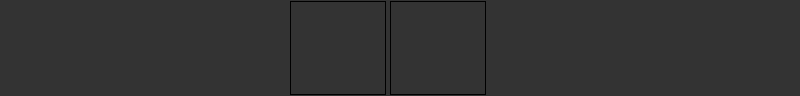
ferlzc/demo_qt_widget, file navigation.ui: the form before one commit.
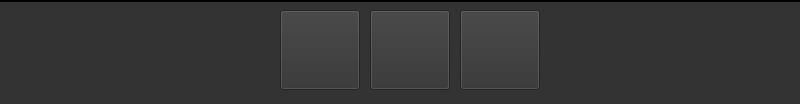
The form after the commit.

What changed in the file:
```diff
--- a/navigation.ui
+++ b/navigation.ui
@@ -7,14 +7,14 @@
     <x>0</x>
     <y>0</y>
     <width>800</width>
-    <height>96</height>
+    <height>104</height>
    </rect>
   </property>
   <property name="windowTitle">
    <string>Form</string>
   </property>
   <property name="styleSheet">
-   <string notr="true">
+   <string notr="true">background-color: rgb(51, 51, 51);
 </string>
   </property>
   <widget class="QWidget" name="widget" native="true">
@@ -23,26 +23,29 @@
      <x>0</x>
      <y>0</y>
      <width>800</width>
-     <height>96</height>
+     <height>104</height>
     </rect>
    </property>
    <property name="styleSheet">
-    <string notr="true">background-color: rgb(51, 51, 51);
+    <string notr="true">#widget{
+border-top-color: black;
+border-top-style: solid;
+border-top-width:2px;
+}
 
 </string>
    </property>
    <widget class="QPushButton" name="nav2">
     <property name="geometry">
      <rect>
-      <x>390</x>
-      <y>1</y>
-      <width>96</width>
-      <height>94</height>
+      <x>460</x>
+      <y>10</y>
+      <width>80</width>
+      <height>80</height>
      </rect>
     </property>
     <property name="styleSheet">
-     <string notr="true">border: 1px solid;
-color: rgb(51, 102, 204);</string>
+     <string notr="true">color: rgb(51, 102, 204);</string>
     </property>
     <property name="text">
      <string/>
@@ -51,15 +54,30 @@
    <widget class="QPushButton" name="nav1">
     <property name="geometry">
      <rect>
-      <x>290</x>
-      <y>1</y>
-      <width>96</width>
-      <height>94</height>
+      <x>280</x>
+      <y>10</y>
+      <width>80</width>
+      <height>80</height>
      </rect>
     </property>
     <property name="styleSheet">
-     <string notr="true">border: 1px solid;
-color: rgb(51, 102, 204);</string>
+     <string notr="true">color: rgb(51, 102, 204);</string>
+    </property>
+    <property name="text">
+     <string/>
+    </property>
+   </widget>
+   <widget class="QPushButton" name="dial_menu">
+    <property name="geometry">
+     <rect>
+      <x>370</x>
+      <y>10</y>
+      <width>80</width>
+      <height>80</height>
+     </rect>
+    </property>
+    <property name="styleSheet">
+     <string notr="true">color: rgb(51, 102, 204);</string>
     </property>
     <property name="text">
      <string/>
```
Left out of the diff: 4 changed lines with no effect on the pictures.
